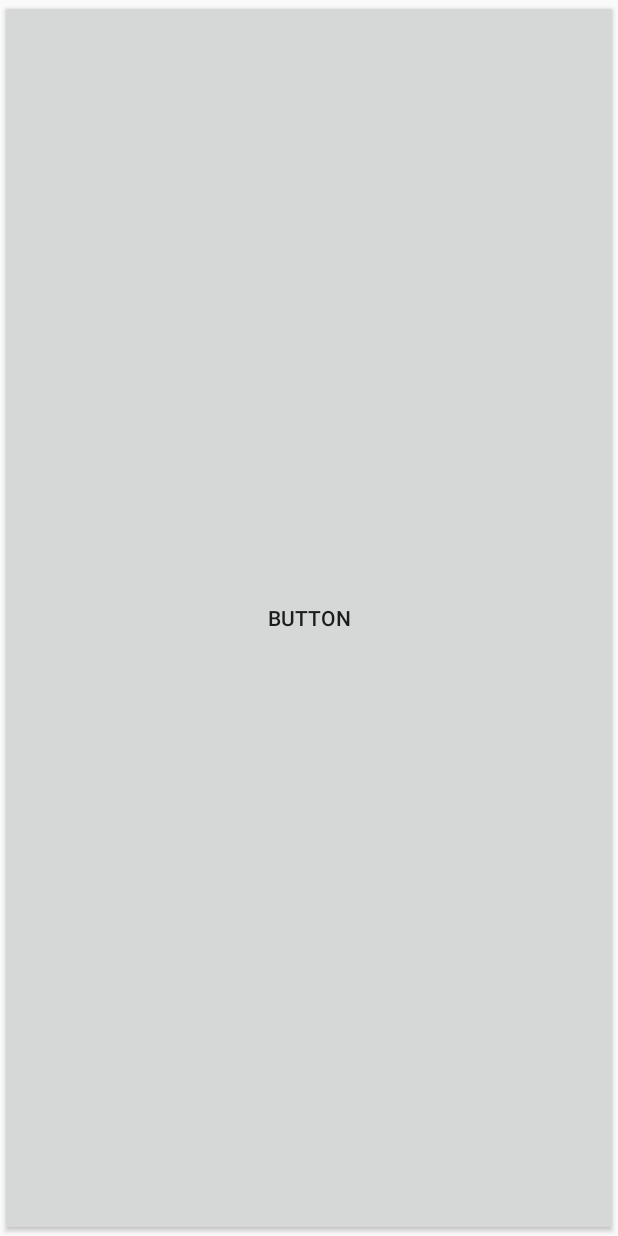
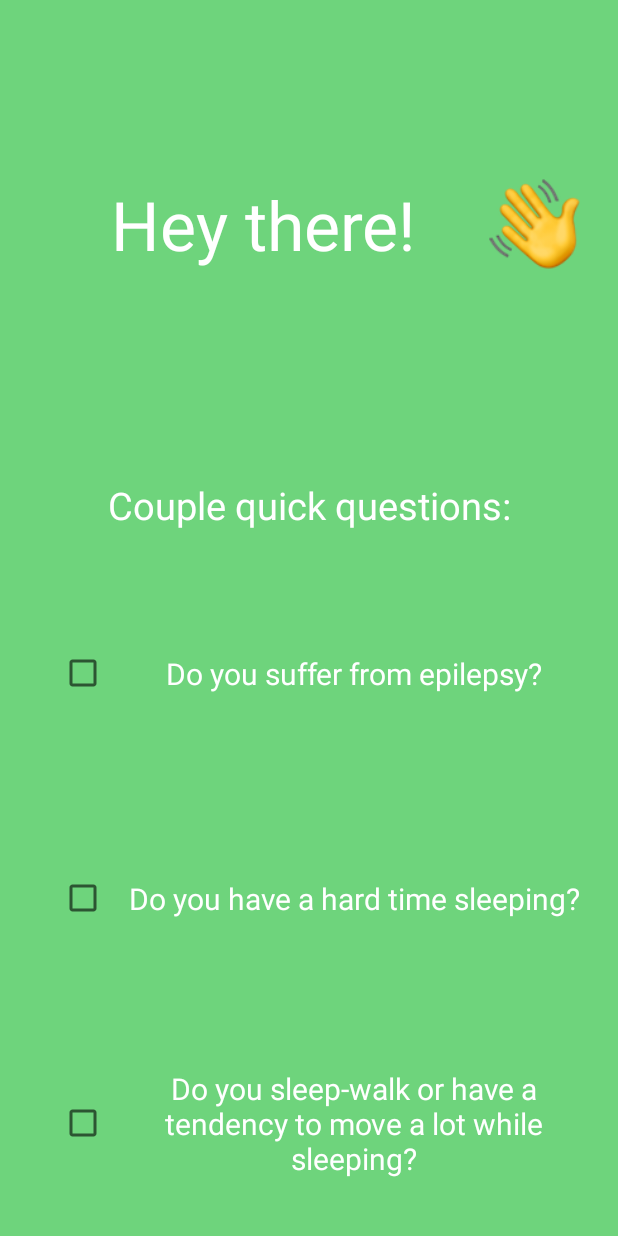
Before and after one commit to Makiah/Smart-Alarm, an Android app: the IntroQuestionsActivity screen opened directly, with no data from a screen before it, on a phone screen of 412 x 824 dp. Run offline under Robolectric (Android 15) with nearby library versions, the phone set to English and light mode, and no system bars.

Commit message:
Continue to improve layout and such

```diff
--- a/app/src/main/java/makiah/smartalarm/camerafeed/CameraFeedActivity.java
+++ b/app/src/main/java/makiah/smartalarm/camerafeed/CameraFeedActivity.java
@@ -90,7 +90,7 @@ public class CameraFeedActivity extends Activity implements OnScreenLogParent, C
         getWindow().addFlags(WindowManager.LayoutParams.FLAG_KEEP_SCREEN_ON);
 
         // Create both a CameraBridgeViewBase and a JavaCameraView with flash so that I can modify the flash state while also being able to view the camera.
-        javaCameraView = (JavaCameraViewWithFlash) findViewById(R.id.show_camera_activity_java_surface_view);
+        javaCameraView = (JavaCameraViewWithFlash) findViewById(R.id.openCVCamFeed);
 
         // Required components which control app stuff.
         onScreenLog = new CameraFeedLog(this);
@@ -127,7 +127,7 @@ public class CameraFeedActivity extends Activity implements OnScreenLogParent, C
 
         if (!OpenCVLoader.initDebug()) {
             Log.d(TAG, "Internal OpenCV library not found. Using OpenCV Manager for initialization");
-            OpenCVLoader.initAsync(OpenCVLoader.OPENCV_VERSION_3_3_0, this, mLoaderCallback);
+            OpenCVLoader.initAsync(OpenCVLoader.OPENCV_VERSION_3_4_0, this, mLoaderCallback);
         } else {
             Log.d(TAG, "OpenCV library found inside package. Using it!");
             mLoaderCallback.onManagerConnected(LoaderCallbackInterface.SUCCESS);
--- a/app/src/main/java/makiah/smartalarm/postsleepfeedback/PostSleepFeedbackActivity.java
+++ b/app/src/main/java/makiah/smartalarm/postsleepfeedback/PostSleepFeedbackActivity.java
@@ -7,6 +7,11 @@ import makiah.smartalarm.R;
 
 public class PostSleepFeedbackActivity extends Activity
 {
+    /**
+     * Just sets the layout of the post sleep feedback window, but also provides the sleep analysis
+     * data in the savedInstanceState.
+     * @param savedInstanceState The sleep analysis data (from the camera feed activity).
+     */
     protected void onCreate(Bundle savedInstanceState)
     {
         super.onCreate(savedInstanceState);
--- a/app/src/main/res/layout/activity_intro_questions.xml
+++ b/app/src/main/res/layout/activity_intro_questions.xml
@@ -3,12 +3,128 @@
     xmlns:android="http://schemas.android.com/apk/res/android"
     xmlns:tools="http://schemas.android.com/tools"
     android:layout_width="match_parent"
-    android:layout_height="match_parent">
+    android:layout_height="match_parent"
+    android:orientation="vertical"
+    android:background="#6ed47c"
+    android:paddingLeft="25dp"
+    android:paddingRight="25dp">
 
-    <Button
-        android:id="@+id/button3"
+    <LinearLayout
         android:layout_width="match_parent"
-        android:layout_height="match_parent"
-        android:text="Button" />
+        android:layout_height="0dp"
+        android:layout_weight="2"
+        android:orientation="horizontal">
+        <TextView
+            android:layout_width="0dp"
+            android:layout_height="match_parent"
+            android:layout_weight="5"
+            android:textColor="@android:color/white"
+            android:textSize="45sp"
+            android:textAlignment="center"
+            android:gravity="center"
+            android:text="Hey there!" />
+        <ImageView
+            android:layout_width="0dp"
+            android:layout_weight="1"
+            android:layout_height="match_parent"
+            android:src="@mipmap/wavinghand"/>
+    </LinearLayout>
+
+    <TextView
+        android:layout_width="match_parent"
+        android:layout_height="0dp"
+        android:layout_weight="0.5"
+        android:textColor="@android:color/white"
+        android:textSize="25sp"
+        android:textAlignment="center"
+        android:gravity="center"
+        android:text="Couple quick questions:" />
+
+    <!-- Epilepsy -->
+    <LinearLayout
+        android:layout_width="match_parent"
+        android:layout_height="0dp"
+        android:layout_weight="1"
+        android:orientation="horizontal">
+
+        <LinearLayout
+            android:gravity="center"
+            android:layout_width="0dp"
+            android:layout_height="match_parent"
+            android:layout_weight="1">
+            <CheckBox
+                android:layout_width="wrap_content"
+                android:layout_height="wrap_content"
+                android:layout_gravity="center"/>
+        </LinearLayout>
+
+        <TextView
+            android:layout_width="0dp"
+            android:layout_height="match_parent"
+            android:layout_weight="5"
+            android:textColor="@android:color/white"
+            android:textSize="20sp"
+            android:textAlignment="center"
+            android:gravity="center"
+            android:text="Do you suffer from epilepsy?"/>
+    </LinearLayout>
+
+    <!-- Hard time sleeping -->
+    <LinearLayout
+        android:layout_width="match_parent"
+        android:layout_height="0dp"
+        android:layout_weight="1"
+        android:orientation="horizontal">
+
+        <LinearLayout
+            android:gravity="center"
+            android:layout_width="0dp"
+            android:layout_height="match_parent"
+            android:layout_weight="1">
+            <CheckBox
+                android:layout_width="wrap_content"
+                android:layout_height="wrap_content"
+                android:layout_gravity="center"/>
+        </LinearLayout>
+
+        <TextView
+            android:layout_width="0dp"
+            android:layout_height="match_parent"
+            android:layout_weight="5"
+            android:textColor="@android:color/white"
+            android:textSize="20sp"
+            android:textAlignment="center"
+            android:gravity="center"
+            android:text="Do you have a hard time sleeping?"/>
+    </LinearLayout>
+
+    <!-- Sleep walk -->
+    <LinearLayout
+        android:layout_width="match_parent"
+        android:layout_height="0dp"
+        android:layout_weight="1"
+        android:orientation="horizontal">
+
+        <LinearLayout
+            android:gravity="center"
+            android:layout_width="0dp"
+            android:layout_height="match_parent"
+            android:layout_weight="1">
+            <CheckBox
+                android:layout_width="wrap_content"
+                android:layout_height="wrap_content"
+                android:layout_gravity="center"/>
+        </LinearLayout>
+
+        <TextView
+            android:layout_width="0dp"
+            android:layout_height="match_parent"
+            android:layout_weight="5"
+            android:textColor="@android:color/white"
+            android:textSize="20sp"
+            android:textAlignment="center"
+            android:gravity="center"
+            android:text="Do you sleep-walk or have a tendency to move a lot while sleeping?"/>
+    </LinearLayout>
 
 </LinearLayout>
--- a/app/src/main/res/values/strings.xml
+++ b/app/src/main/res/values/strings.xml
@@ -1,3 +1,4 @@
 <resources>
     <string name="app_name">Smart Alarm</string>
+    <string name="intro_complete">introcomplete</string>
 </resources>
```
Also changed, not shown: app/src/main/java/makiah/smartalarm/introquestions/IntroQuestionsActivity.java (+8 -0 lines), app/src/main/java/makiah/smartalarm/landingpage/LandingPageActivity.java (+19 -0 lines), app/src/main/res/layout/activity_camera_feed.xml (+35 -40 lines), app/src/main/res/mipmap-hdpi/wavinghand.png (added), app/src/main/res/mipmap-mdpi/wavinghand.png (added), app/src/main/res/mipmap-xhdpi/wavinghand.png (added), app/src/main/res/mipmap-xxhdpi/wavinghand.png (added), app/src/main/res/mipmap-xxxhdpi/wavinghand.png (added).
